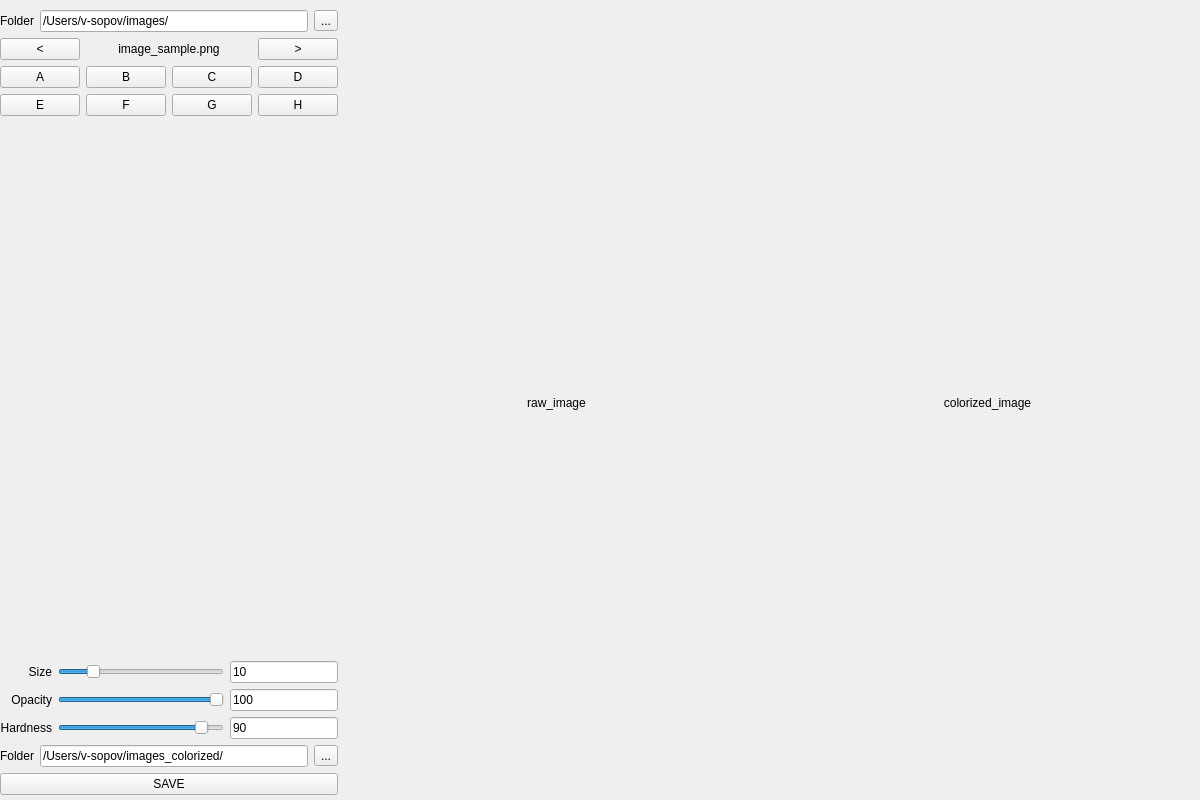
The window that form.ui (PreFX48/colorization_project) describes before a commit, drawn with Qt 5.
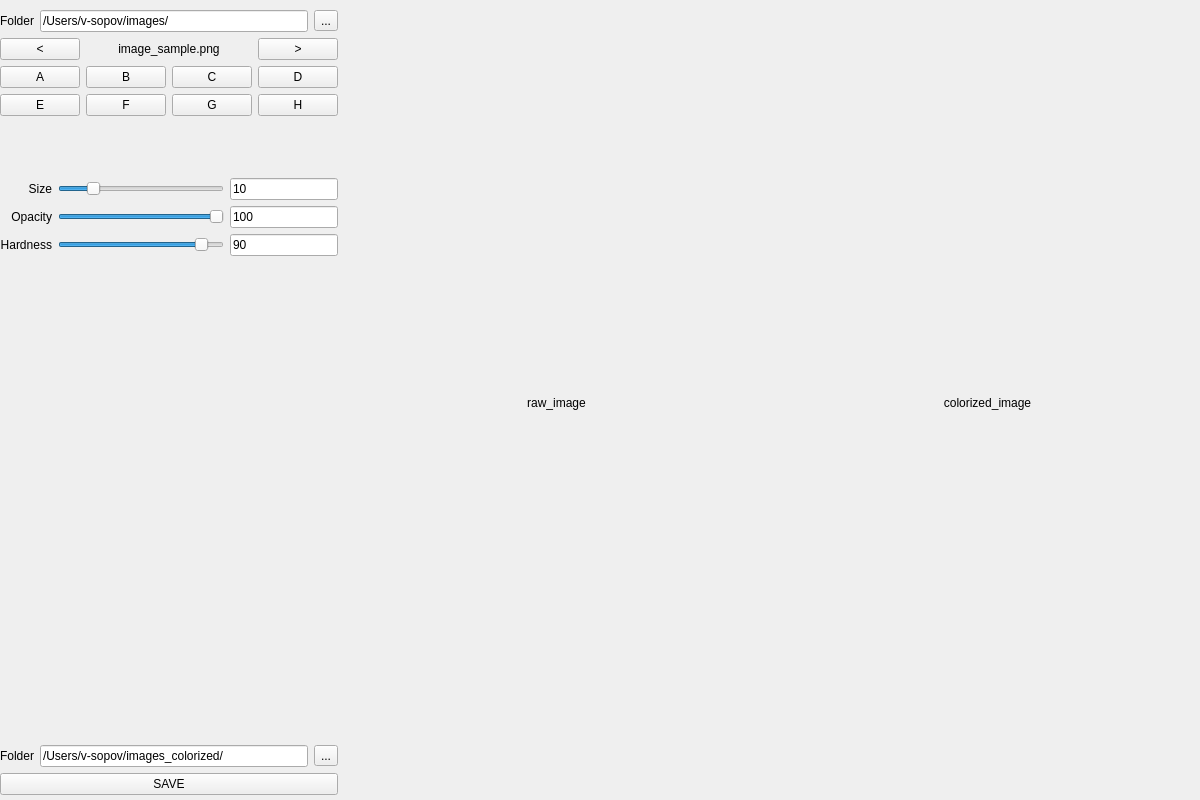
The same window after the commit. Custom widgets are drawn as their Qt base class.

```diff
--- a/form.ui
+++ b/form.ui
@@ -31,7 +31,7 @@
      <number>5</number>
     </property>
     <item>
-     <layout class="QVBoxLayout" name="verticalLayout" stretch="0,0,0,0,0,0,0">
+     <layout class="QVBoxLayout" name="verticalLayout" stretch="0,0,0,0,0,0,0,0">
       <item>
        <layout class="QHBoxLayout" name="horizontalLayout_2">
         <item>
@@ -150,9 +150,12 @@
        </layout>
       </item>
       <item>
-       <widget class="QFrame" name="frame">
-        <property name="frameShape">
-         <enum>QFrame::NoFrame</enum>
+       <widget class="Palette" name="palette" native="true">
+        <property name="minimumSize">
+         <size>
+          <width>50</width>
+          <height>50</height>
+         </size>
         </property>
         <widget class="QLabel" name="label_10">
          <property name="geometry">
@@ -272,6 +275,19 @@
         </item>
        </layout>
       </item>
+      <item>
+       <spacer name="verticalSpacer">
+        <property name="orientation">
+         <enum>Qt::Vertical</enum>
+        </property>
+        <property name="sizeHint" stdset="0">
+         <size>
+          <width>20</width>
+          <height>40</height>
+         </size>
+        </property>
+       </spacer>
+      </item>
       <item>
        <layout class="QHBoxLayout" name="horizontalLayout_7">
         <item>
@@ -350,6 +366,19 @@
    </layout>
   </widget>
  </widget>
+ <customwidgets>
+  <customwidget>
+   <class>Canvas</class>
+   <extends>QLabel</extends>
+   <header>canvas.h</header>
+  </customwidget>
+  <customwidget>
+   <class>Palette</class>
+   <extends>QWidget</extends>
+   <header>palette.h</header>
+   <container>1</container>
+  </customwidget>
+ </customwidgets>
  <resources/>
  <connections/>
 </ui>
```
Left out of the diff: 26 changed lines with no effect on the pictures.
